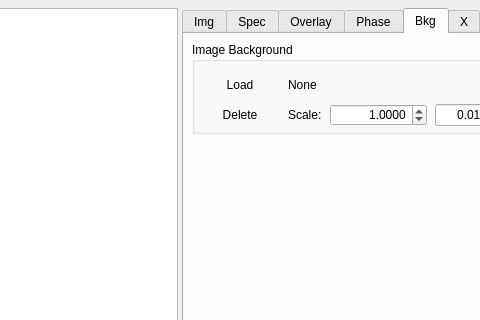
First picture: the form in Dioptas_main/Views/UiFiles/Integration.ui, repository Dioptas/Dioptas, before the edit; both pictures show x 348 to 828 and y 0 to 320 of the 1418 by 823 pixel window.
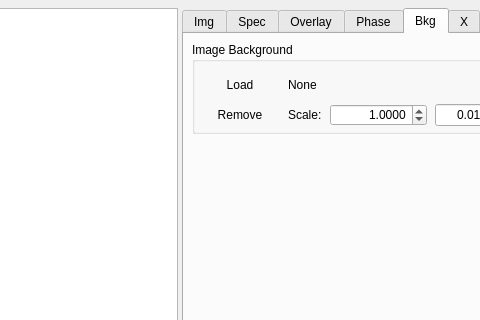
Second picture: the form after the edit. The open tabs and pages were chosen to show the change. Custom widgets are drawn as their Qt base class.

Commit message: Renaming the Delete button in the Bkg tab to "Remove" which makes more literal sense :)

What changed in the file:
```diff
--- a/Dioptas_main/Views/UiFiles/Integration.ui
+++ b/Dioptas_main/Views/UiFiles/Integration.ui
@@ -1876,7 +1876,7 @@
                </size>
               </property>
               <property name="text">
-               <string>Delete</string>
+               <string>Remove</string>
               </property>
               <property name="flat">
                <bool>true</bool>
```
Left out of the diff: 2 changed lines with no effect on the pictures. The commit also changes 1 other file.
